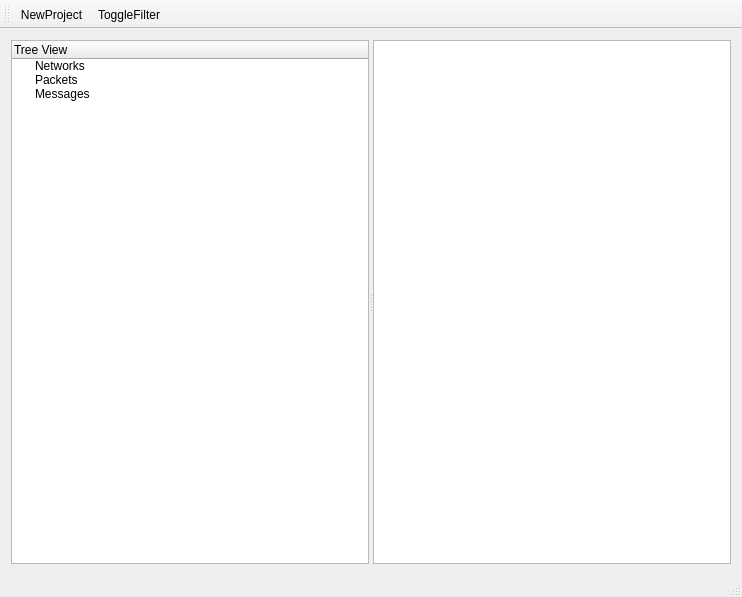
Before: the Qt Designer form src/frame_work/tools/prot_design/protocolo_designer/mainwindow.ui in samiavasil/temporary, drawn with Qt 5.
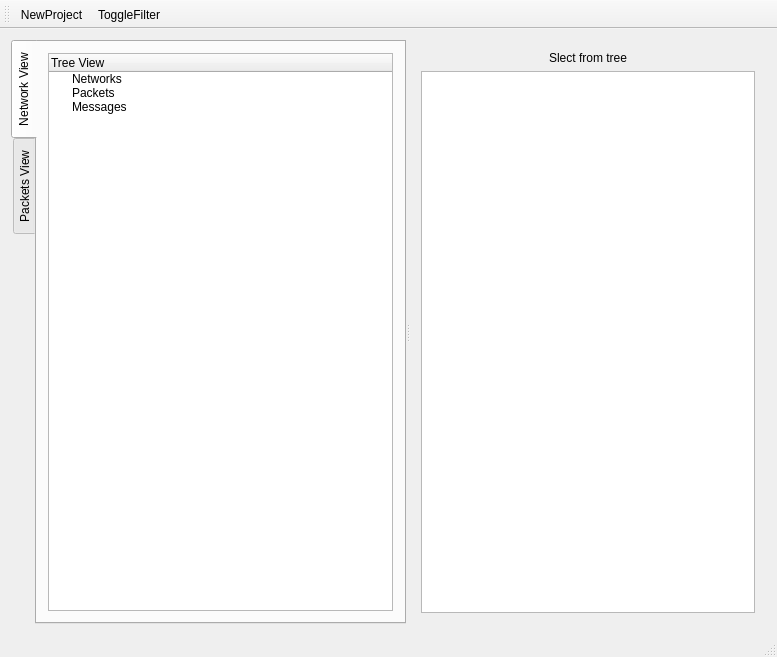
After: the same form once the commit is applied.

Patch:
```diff
--- a/src/frame_work/tools/prot_design/protocolo_designer/mainwindow.ui
+++ b/src/frame_work/tools/prot_design/protocolo_designer/mainwindow.ui
@@ -6,20 +6,33 @@
    <rect>
     <x>0</x>
     <y>0</y>
-    <width>742</width>
-    <height>597</height>
+    <width>777</width>
+    <height>657</height>
    </rect>
   </property>
   <property name="windowTitle">
    <string>MainWindow</string>
   </property>
   <widget class="QWidget" name="centralWidget">
-   <layout class="QGridLayout" name="gridLayout">
+   <layout class="QGridLayout" name="gridLayout_2">
     <item row="0" column="0">
      <widget class="QSplitter" name="splitter">
       <property name="orientation">
        <enum>Qt::Horizontal</enum>
       </property>
+      <widget class="QTabWidget" name="tabWidget">
+       <property name="tabPosition">
+        <enum>QTabWidget::West</enum>
+       </property>
+       <property name="currentIndex">
+        <number>0</number>
+       </property>
+       <widget class="QWidget" name="netTab">
+        <attribute name="title">
+         <string>Network View</string>
+        </attribute>
+        <layout class="QGridLayout" name="gridLayout">
+         <item row="0" column="0">
       <widget class="QTreeWidget" name="treeWidget">
        <column>
         <property name="text">
@@ -42,6 +55,28 @@
         </property>
        </item>
       </widget>
+         </item>
+        </layout>
+       </widget>
+       <widget class="QWidget" name="packetTab">
+        <attribute name="title">
+         <string>Packets View</string>
+        </attribute>
+       </widget>
+      </widget>
+      <widget class="QWidget" name="layoutWidget">
+       <layout class="QVBoxLayout" name="verticalLayout">
+        <item>
+         <widget class="QLabel" name="labelView">
+          <property name="text">
+           <string>Slect from tree</string>
+          </property>
+          <property name="alignment">
+           <set>Qt::AlignCenter</set>
+          </property>
+         </widget>
+        </item>
+        <item>
       <widget class="QTableView" name="tableView">
        <property name="contextMenuPolicy">
         <enum>Qt::ActionsContextMenu</enum>
@@ -50,6 +85,9 @@
         <bool>true</bool>
        </property>
       </widget>
+        </item>
+       </layout>
+      </widget>
      </widget>
     </item>
    </layout>
```
Left out of the diff: 2 changed lines with no effect on the pictures. Lines whose indentation alone changed are shown as unchanged.
